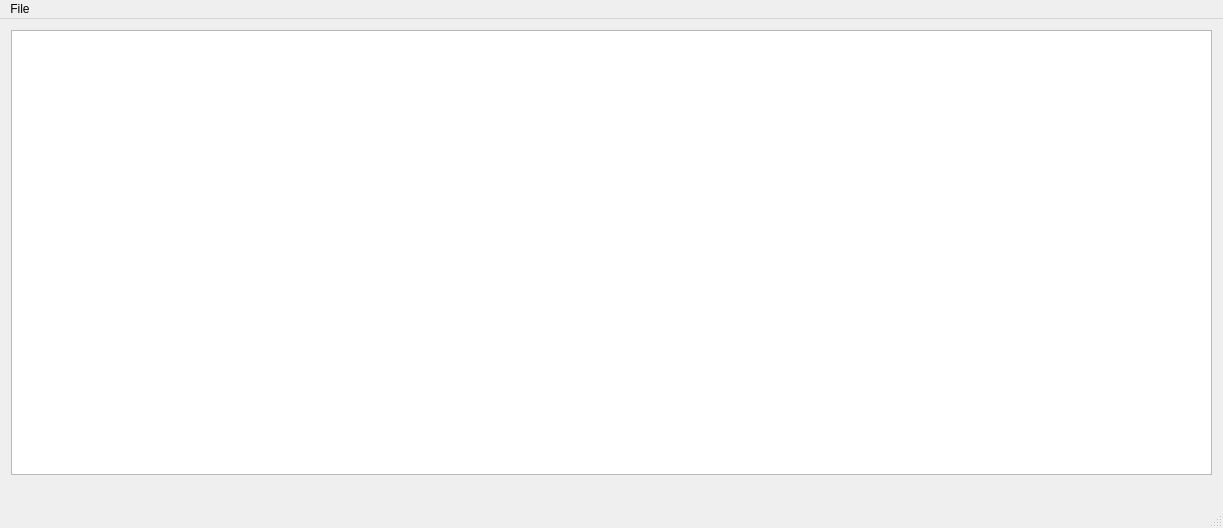
This is mainwindow.ui in ohyeah521/android-remote-manager as Qt 5 draws it before an edit. The edited form follows.
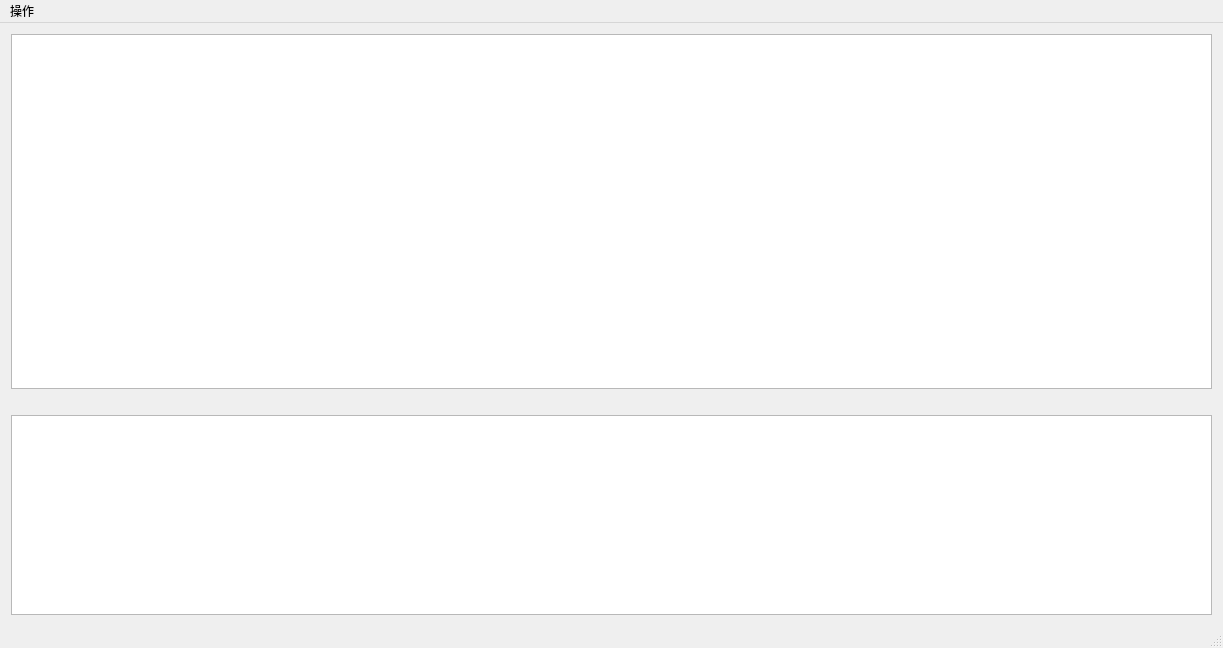
This is the edited form.

The edit to the form file:
```diff
--- a/mainwindow.ui
+++ b/mainwindow.ui
@@ -7,7 +7,7 @@
     <x>0</x>
     <y>0</y>
     <width>1223</width>
-    <height>528</height>
+    <height>648</height>
    </rect>
   </property>
   <property name="windowTitle">
@@ -50,6 +50,16 @@
       </property>
      </widget>
     </item>
+    <item>
+     <widget class="QTextEdit" name="textEdit">
+      <property name="maximumSize">
+       <size>
+        <width>16777215</width>
+        <height>200</height>
+       </size>
+      </property>
+     </widget>
+    </item>
    </layout>
   </widget>
   <widget class="QMenuBar" name="menuBar">
@@ -63,7 +73,7 @@
    </property>
    <widget class="QMenu" name="menuSetting">
     <property name="title">
-     <string>File</string>
+     <string>操作</string>
     </property>
     <addaction name="actionStartServer"/>
    </widget>
```
Left out of the diff: 2 changed lines with no effect on the pictures.
